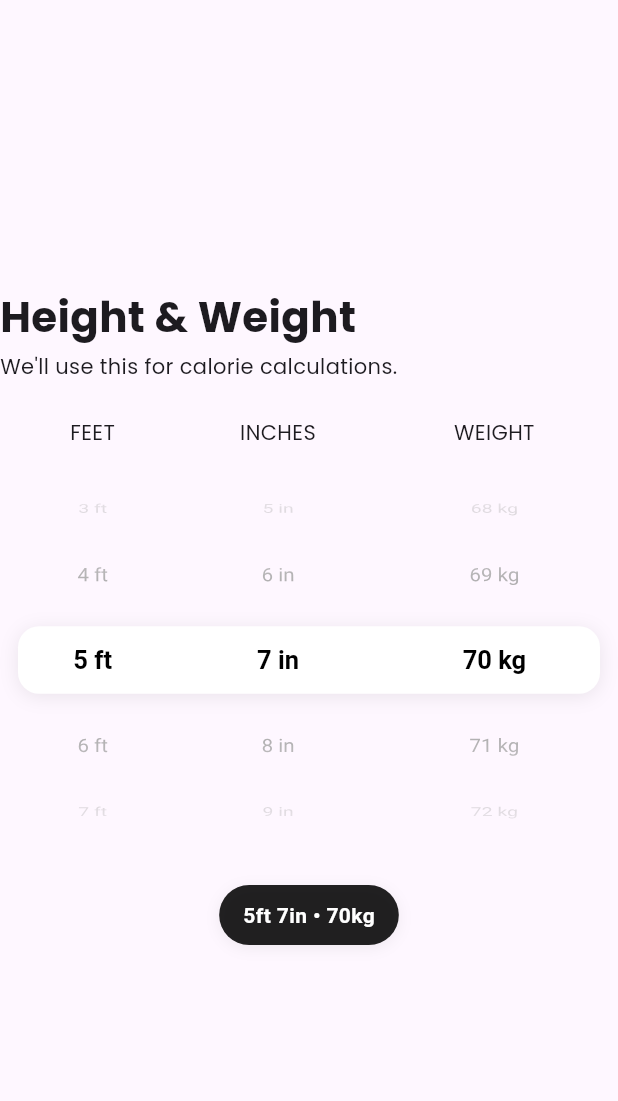
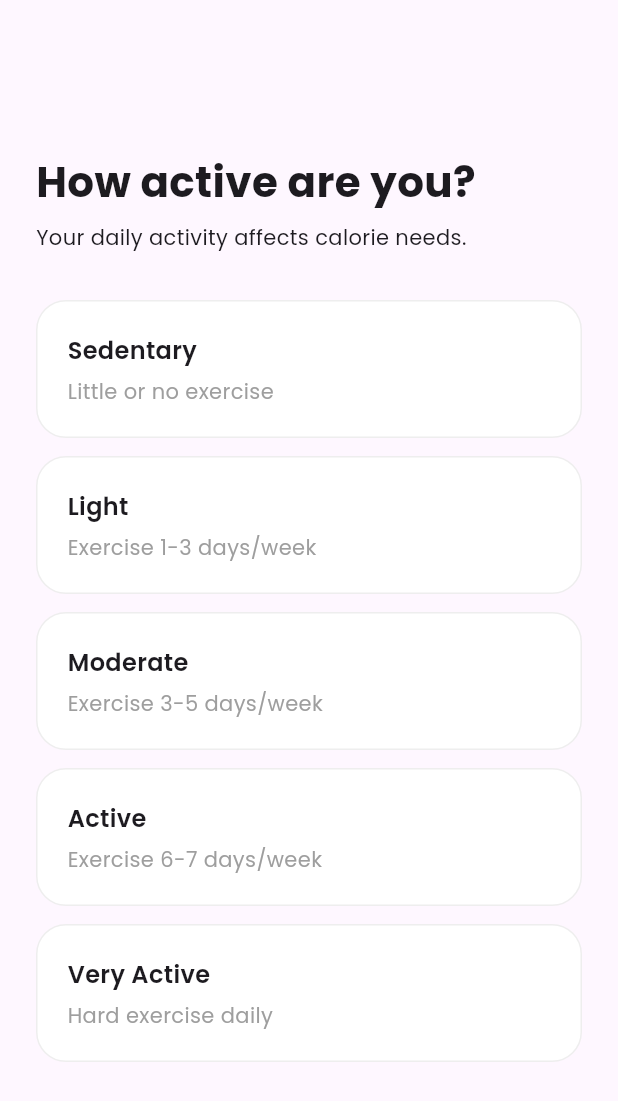
Before and after one commit to Yeasin00p/calorie_ai_app, a Flutter app: the screen it shows after launch, on a phone screen of 412 x 824 dp. Shown: the top 1101 px of the screen. Run offline on Flutter 3.47's test engine with Material 3 defaults, Android fonts, the phone set to English and light mode, and no system bars; our stand-ins replace flutter_bloc, go_router, google_fonts.

Commit message:
activity widget - added

```diff
--- a/lib/features/onboarding/screen/onboarding_screen.dart
+++ b/lib/features/onboarding/screen/onboarding_screen.dart
@@ -1,3 +1,4 @@
+import 'package:calorie_ai_app/features/onboarding/screen/widgets/activity_widget.dart';
 import 'package:calorie_ai_app/features/onboarding/screen/widgets/height_weight_widget.dart';
 import 'package:flutter/material.dart';
 
@@ -8,6 +9,6 @@ class OnboardingScreen extends StatelessWidget {
   Widget build(BuildContext context) {
     return Scaffold(body: Column(
       mainAxisAlignment: MainAxisAlignment.center,
-      children: [ HeightWeightWidget()]));
+      children: [ ActivityWidget()]));
   }
 }
--- /dev/null
+++ b/lib/features/onboarding/screen/widgets/activity_widget.dart
@@ -0,0 +1,129 @@
+import 'package:calorie_ai_app/features/onboarding/cubit/onboarding_cubit.dart';
+import 'package:flutter/material.dart';
+import 'package:flutter_bloc/flutter_bloc.dart';
+
+import '../../../../theme/app_typography.dart';
+import '../../cubit/onboarding_state.dart';
+
+class ActivityWidget extends StatelessWidget {
+  const ActivityWidget({super.key});
+  static const List<Map<String, String>> _activityLevels = [
+    {'label': 'Sedentary', 'description': 'Little or no exercise'},
+    {'label': 'Light', 'description': 'Exercise 1-3 days/week'},
+    {'label': 'Moderate', 'description': 'Exercise 3-5 days/week'},
+    {'label': 'Active', 'description': 'Exercise 6-7 days/week'},
+    {'label': 'Very Active', 'description': 'Hard exercise daily'},
+  ];
+
+  @override
+  Widget build(BuildContext context) {
+    return SingleChildScrollView(
+      physics: const ClampingScrollPhysics(),
+      padding: const EdgeInsets.all(24),
+      child: Column(
+        crossAxisAlignment: CrossAxisAlignment.start,
+        children: [
+          Text('How active are you?', style: AppTypography.headlineLarge),
+          const SizedBox(height: 10),
+          Text(
+            'Your daily activity affects calorie needs.',
+            style: AppTypography.bodyMedium,
+          ),
+          const SizedBox(height: 32),
+          BlocBuilder<OnboardingCubit, OnboardingState>(
+            builder: (context, state) {
+              return Column(
+                children: _activityLevels.map((activity) {
+                  final label = activity['label']!;
+                  final description = activity['description']!;
+                  final isSelected = state.activityLevel == label;
+
+                  return Padding(
+                    padding: const EdgeInsets.only(bottom: 12),
+                    child: _ActivityCard(
+                      label: label,
+                      description: description,
+                      isSelected: isSelected,
+                      onTap: () {
+                        context.read<OnboardingCubit>().updateActivityLevel(
+                          label,
+                        );
+                      },
+                    ),
+                  );
+                }).toList(),
+              );
+            },
+          ),
+        ],
+      ),
+    );
+  }
+}
+
+class _ActivityCard extends StatelessWidget {
+  const _ActivityCard({
+    required this.label,
+    required this.description,
+    required this.isSelected,
+    required this.onTap,
+  });
+
+  final String label;
+  final String description;
+  final bool isSelected;
+  final VoidCallback onTap;
+
+  @override
+  Widget build(BuildContext context) {
+    return GestureDetector(
+      onTap: onTap,
+      child: AnimatedContainer(
+        duration: const Duration(milliseconds: 200),
+        curve: Curves.easeInOut,
+        padding: const EdgeInsets.all(20),
+        decoration: BoxDecoration(
+          color: Colors.white,
+          borderRadius: BorderRadius.circular(20),
+          border: Border.all(
+            color: isSelected ? Colors.black : Colors.grey.shade200,
+            width: isSelected ? 2 : 1,
+          ),
+        ),
+        child: Row(
+          children: [
+            Expanded(
+              child: Column(
+                crossAxisAlignment: CrossAxisAlignment.start,
+                children: [
+                  Text(
+                    label,
+                    style: AppTypography.bodyLarge.copyWith(
+                      fontWeight: isSelected
+                          ? FontWeight.w700
+                          : FontWeight.w600,
+                    ),
+                  ),
+                  const SizedBox(height: 6),
+                  Text(
+                    description,
+                    style: AppTypography.bodyMedium.copyWith(
+                      color: Colors.grey,
+                    ),
+                  ),
+                ],
+              ),
+            ),
+
+            if (isSelected)
+              const CircleAvatar(
+                radius: 12,
+                backgroundColor: Colors.black,
+                child: Icon(Icons.check, color: Colors.white, size: 16),
+              ),
+          ],
+        ),
+      ),
+    );
+  }
+}
```
